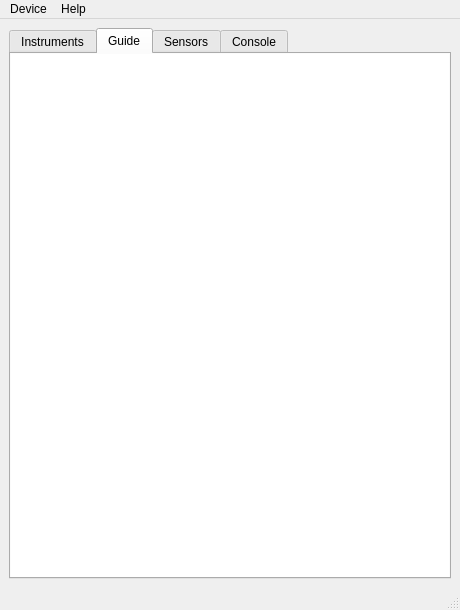
Above: pslab/layouts/main_window.ui from fossasia/pslab-desktop before the change. Below: the same form after it.
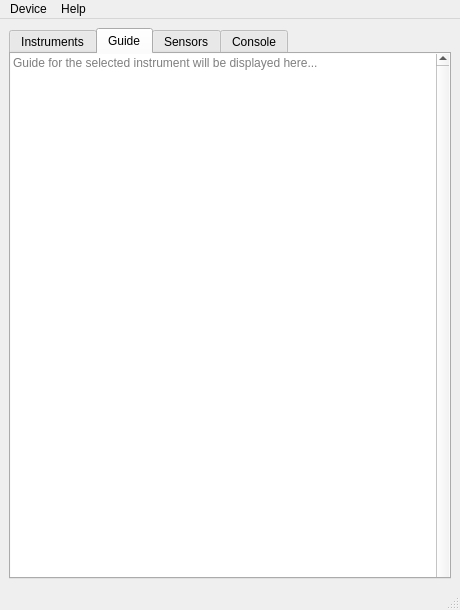
That is the form after the change. The open tabs and pages were chosen to show the change. Icons and pictures are not drawn.

Commit message: layout: updated placeholders

Patch:
```diff
--- a/pslab/layouts/main_window.ui
+++ b/pslab/layouts/main_window.ui
@@ -155,6 +155,12 @@
            <height>541</height>
           </rect>
          </property>
+         <property name="frameShape">
+          <enum>QFrame::NoFrame</enum>
+         </property>
+         <property name="frameShadow">
+          <enum>QFrame::Plain</enum>
+         </property>
          <property name="widgetResizable">
           <bool>true</bool>
          </property>
@@ -163,8 +169,8 @@
            <rect>
             <x>0</x>
             <y>0</y>
-            <width>439</width>
-            <height>539</height>
+            <width>441</width>
+            <height>541</height>
            </rect>
           </property>
           <widget class="QTextBrowser" name="text_area_guide">
@@ -176,6 +182,37 @@
              <height>541</height>
             </rect>
            </property>
+           <property name="frameShape">
+            <enum>QFrame::NoFrame</enum>
+           </property>
+           <property name="frameShadow">
+            <enum>QFrame::Plain</enum>
+           </property>
+           <property name="verticalScrollBarPolicy">
+            <enum>Qt::ScrollBarAlwaysOn</enum>
+           </property>
+           <property name="documentTitle">
+            <string/>
+           </property>
+           <property name="lineWrapMode">
+            <enum>QTextEdit::NoWrap</enum>
+           </property>
+           <property name="html">
+            <string>&lt;!DOCTYPE HTML PUBLIC &quot;-//W3C//DTD HTML 4.0//EN&quot; &quot;http://www.w3.org/TR/REC-html40/strict.dtd&quot;&gt;
+&lt;html&gt;&lt;head&gt;&lt;meta name=&quot;qrichtext&quot; content=&quot;1&quot; /&gt;&lt;style type=&quot;text/css&quot;&gt;
+p, li { white-space: pre-wrap; }
+&lt;/style&gt;&lt;/head&gt;&lt;body style=&quot; font-family:'Ubuntu'; font-size:11pt; font-weight:400; font-style:normal;&quot;&gt;
+&lt;p style=&quot;-qt-paragraph-type:empty; margin-top:0px; margin-bottom:0px; margin-left:0px; margin-right:0px; -qt-block-indent:0; text-indent:0px;&quot;&gt;&lt;br /&gt;&lt;/p&gt;&lt;/body&gt;&lt;/html&gt;</string>
+           </property>
+           <property name="cursorWidth">
+            <number>1</number>
+           </property>
+           <property name="placeholderText">
+            <string>Guide for the selected instrument will be displayed here...</string>
+           </property>
+           <property name="openExternalLinks">
+            <bool>true</bool>
+           </property>
           </widget>
          </widget>
         </widget>
```
Left out of the diff: 22 changed lines with no effect on the pictures. The commit also changes 1 other file.
